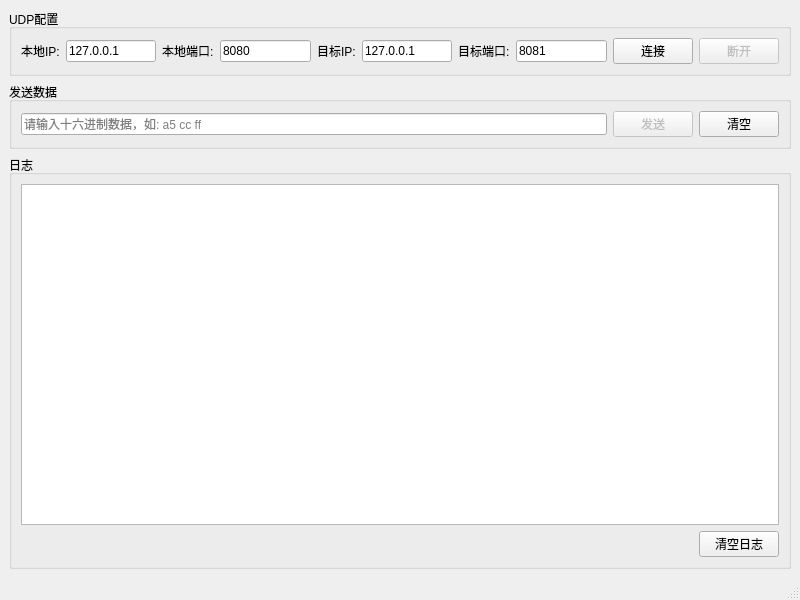
ylongwang2782/wht-factory-tool, file mainwindow.ui: the form before one commit.
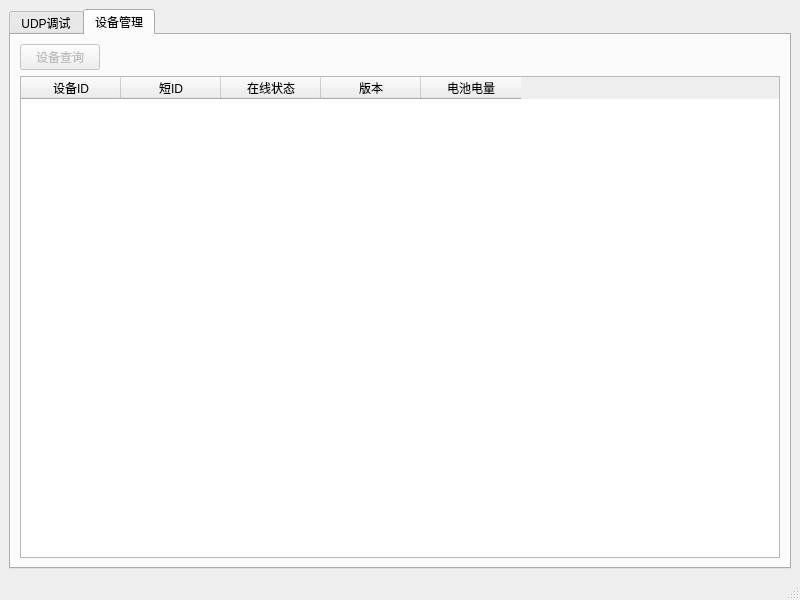
The form after the commit. The open tabs and pages were chosen to show the change.

Commit message: feat: 新增协议，并新增了设备管理tab，实现了设备查询功能

```diff
--- a/mainwindow.ui
+++ b/mainwindow.ui
@@ -16,6 +16,16 @@
   <widget class="QWidget" name="centralwidget">
    <layout class="QVBoxLayout" name="verticalLayout">
     <item>
+     <widget class="QTabWidget" name="tabWidget">
+      <property name="currentIndex">
+       <number>0</number>
+      </property>
+      <widget class="QWidget" name="tabUdpDebug">
+       <attribute name="title">
+        <string>UDP调试</string>
+       </attribute>
+       <layout class="QVBoxLayout" name="verticalLayout_udp">
+        <item>
      <widget class="QGroupBox" name="groupBoxConfig">
       <property name="title">
        <string>UDP配置</string>
@@ -31,7 +41,7 @@
        <item>
         <widget class="QLineEdit" name="lineEditLocalIP">
          <property name="text">
-          <string>127.0.0.1</string>
+              <string>192.168.0.3</string>
          </property>
         </widget>
        </item>
@@ -59,7 +69,7 @@
        <item>
         <widget class="QLineEdit" name="lineEditRemoteIP">
          <property name="text">
-          <string>127.0.0.1</string>
+              <string>192.168.0.2</string>
          </property>
         </widget>
        </item>
@@ -73,7 +83,7 @@
        <item>
         <widget class="QLineEdit" name="lineEditRemotePort">
          <property name="text">
-          <string>8081</string>
+              <string>8080</string>
          </property>
         </widget>
        </item>
@@ -174,6 +184,79 @@
         </layout>
        </item>
       </layout>
+         </widget>
+        </item>
+       </layout>
+      </widget>
+      <widget class="QWidget" name="tabDeviceManagement">
+       <attribute name="title">
+        <string>设备管理</string>
+       </attribute>
+       <layout class="QVBoxLayout" name="verticalLayout_device">
+        <item>
+         <layout class="QHBoxLayout" name="horizontalLayout_device_query">
+          <item>
+           <widget class="QPushButton" name="pushButtonQueryDevices">
+            <property name="text">
+             <string>设备查询</string>
+            </property>
+            <property name="enabled">
+             <bool>false</bool>
+            </property>
+           </widget>
+          </item>
+          <item>
+           <spacer name="horizontalSpacer_device">
+            <property name="orientation">
+             <enum>Qt::Horizontal</enum>
+            </property>
+            <property name="sizeHint" stdset="0">
+             <size>
+              <width>40</width>
+              <height>20</height>
+             </size>
+            </property>
+           </spacer>
+          </item>
+         </layout>
+        </item>
+        <item>
+         <widget class="QTableWidget" name="tableWidgetDevices">
+          <property name="alternatingRowColors">
+           <bool>true</bool>
+          </property>
+          <property name="selectionBehavior">
+           <enum>QAbstractItemView::SelectRows</enum>
+          </property>
+          <column>
+           <property name="text">
+            <string>设备ID</string>
+           </property>
+          </column>
+          <column>
+           <property name="text">
+            <string>短ID</string>
+           </property>
+          </column>
+          <column>
+           <property name="text">
+            <string>在线状态</string>
+           </property>
+          </column>
+          <column>
+           <property name="text">
+            <string>版本</string>
+           </property>
+          </column>
+          <column>
+           <property name="text">
+            <string>电池电量</string>
+           </property>
+          </column>
+         </widget>
+        </item>
+       </layout>
+      </widget>
      </widget>
     </item>
    </layout>
```
Left out of the diff: 2 changed lines with no effect on the pictures. Lines whose indentation alone changed are shown as unchanged. The commit also changes 28 other files.
